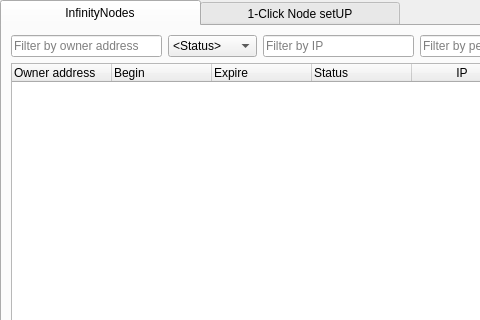
The window that src/qt/forms/infinitynodelist.ui (crptec/sinovate) describes before a commit, drawn with Qt 5; both pictures show x 0 to 480 and y 0 to 320 of the 1000 by 600 pixel window.
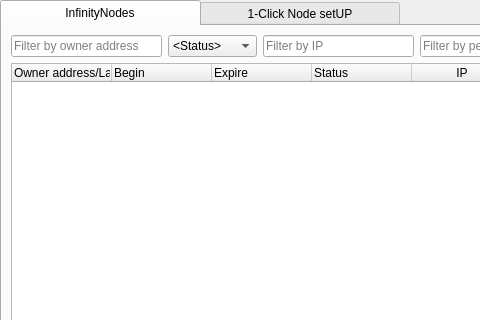
The same window after the commit. Custom widgets are drawn as their Qt base class.

Commit message: [nodelist] read owner address label if exists

```diff
--- a/src/qt/forms/infinitynodelist.ui
+++ b/src/qt/forms/infinitynodelist.ui
@@ -175,7 +175,7 @@
            </attribute>
            <column>
             <property name="text">
-             <string>Owner address</string>
+             <string>Owner address/Label</string>
             </property>
             <property name="textAlignment">
              <set>AlignLeading|AlignVCenter</set>
```
Left out of the diff: 4 changed lines with no effect on the pictures. The commit also changes 1 other file.
